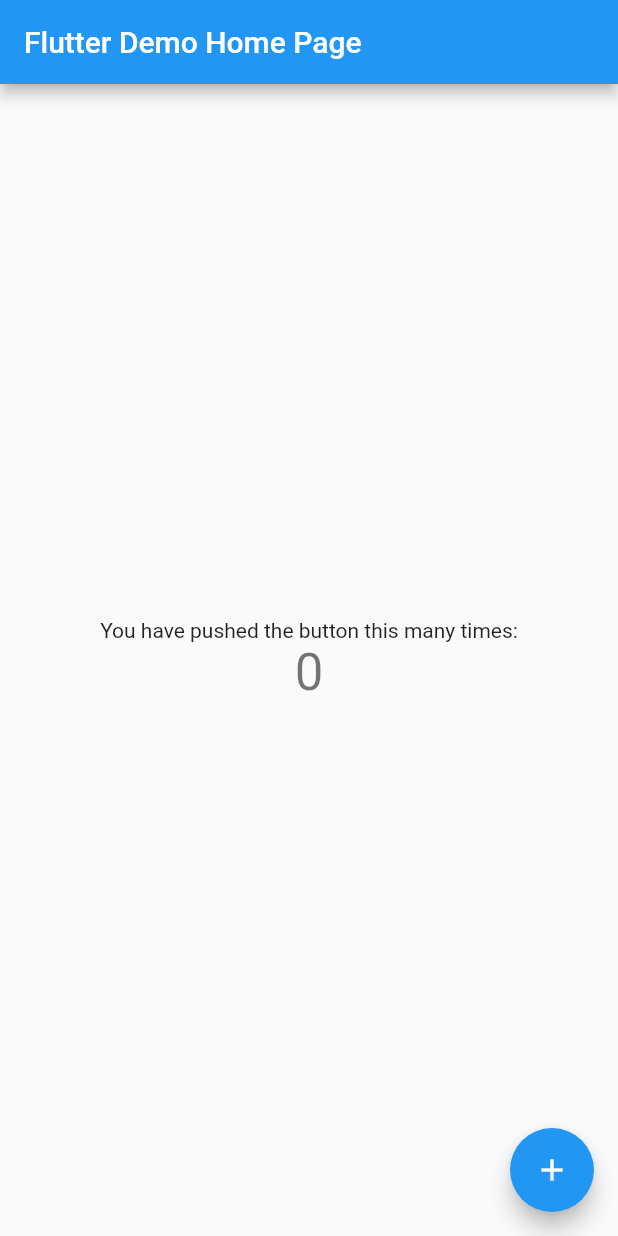
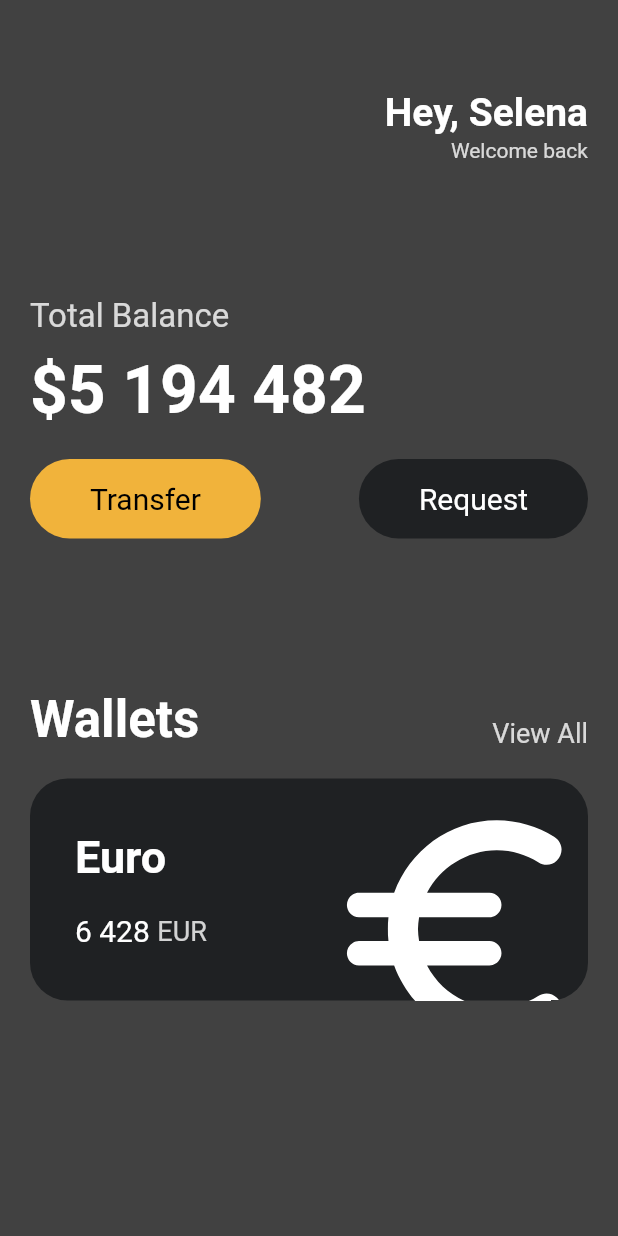
Before and after one commit to yg-0103/flutter-playground, a Flutter app: the screen it shows after launch, on a phone screen of 412 x 824 dp. Run offline on Flutter 3.47's test engine with Material 2 defaults, Android fonts, the phone set to English and light mode, and no system bars.

Commit message:
feat: Add Button Widget

```diff
--- a/toonflix/lib/main.dart
+++ b/toonflix/lib/main.dart
@@ -1,115 +1,175 @@
 import 'package:flutter/material.dart';
+import './widgets/button.dart';
 
 void main() {
-  runApp(const MyApp());
+  runApp(App());
 }
 
-class MyApp extends StatelessWidget {
-  const MyApp({super.key});
-
-  // This widget is the root of your application.
+class App extends StatelessWidget {
   @override
   Widget build(BuildContext context) {
     return MaterialApp(
-      title: 'Flutter Demo',
-      theme: ThemeData(
-        // This is the theme of your application.
-        //
-        // Try running your application with "flutter run". You'll see the
-        // application has a blue toolbar. Then, without quitting the app, try
-        // changing the primarySwatch below to Colors.green and then invoke
-        // "hot reload" (press "r" in the console where you ran "flutter run",
-        // or simply save your changes to "hot reload" in a Flutter IDE).
-        // Notice that the counter didn't reset back to zero; the application
-        // is not restarted.
-        primarySwatch: Colors.blue,
+      home: Scaffold(
+        backgroundColor: const Color.fromRGBO(18, 18, 18, 0.8),
+        body: Padding(
+          padding: const EdgeInsets.symmetric(horizontal: 20),
+          child: Column(
+            crossAxisAlignment: CrossAxisAlignment.start,
+            children: [
+              const SizedBox(
+                height: 60,
+              ),
+              Row(
+                mainAxisAlignment: MainAxisAlignment.end,
+                children: [
+                  Column(
+                    crossAxisAlignment: CrossAxisAlignment.end,
+                    children: const [
+                      Text(
+                        'Hey, Selena',
+                        style: TextStyle(
+                            color: Colors.white,
+                            fontSize: 26,
+                            fontWeight: FontWeight.w600),
+                      ),
+                      SizedBox(
+                        height: 2,
+                      ),
+                      Text('Welcome back',
+                          style: TextStyle(
+                            color: Color.fromRGBO(255, 255, 255, 0.8),
+                          ))
+                    ],
+                  )
+                ],
+              ),
+              const SizedBox(
+                height: 90,
+              ),
+              Text(
+                'Total Balance',
+                style: TextStyle(
+                  color: Colors.white.withOpacity(0.8),
+                  fontSize: 22,
+                ),
+              ),
+              const SizedBox(
+                height: 10,
+              ),
+              const Text(
+                '\$5 194 482',
+                style: TextStyle(
+                  color: Colors.white,
+                  fontWeight: FontWeight.w600,
+                  fontSize: 44,
+                ),
+              ),
+              const SizedBox(
+                height: 20,
+              ),
+              Row(
+                mainAxisAlignment: MainAxisAlignment.spaceBetween,
+                children: const [
+                  Button(
+                    bgColor: Color(0xFFF1b33B),
+                    text: 'Transfer',
+                    textColor: Colors.black,
+                  ),
+                  Button(
+                    bgColor: Color(0xFF1F2123),
+                    text: 'Request',
+                    textColor: Colors.white,
+                  )
+                ],
+              ),
+              const SizedBox(
+                height: 100,
+              ),
+              Row(
+                mainAxisAlignment: MainAxisAlignment.spaceBetween,
+                crossAxisAlignment: CrossAxisAlignment.end,
+                children: [
+                  const Text('Wallets',
+                      style: TextStyle(
+                          color: Colors.white,
+                          fontSize: 34,
+                          fontWeight: FontWeight.w700)),
+                  Text(
+                    'View All',
+                    style: TextStyle(
+                      color: Colors.white.withOpacity(0.8),
+                      fontSize: 18,
+                    ),
+                  ),
+                ],
+              ),
+              const SizedBox(
+                height: 20,
+              ),
+              Container(
+                  clipBehavior: Clip.hardEdge,
+                  decoration: BoxDecoration(
+                    color: const Color(0xFF1F2123),
+                    borderRadius: BorderRadius.circular(25),
+                  ),
+                  child: Padding(
+                    padding: const EdgeInsets.all(30),
+                    child: Row(
+                      mainAxisAlignment: MainAxisAlignment.spaceBetween,
+                      children: [
+                        Column(
+                          crossAxisAlignment: CrossAxisAlignment.start,
+                          children: [
+                            const Text(
+                              'Euro',
+                              style: TextStyle(
+                                color: Colors.white,
+                                fontSize: 30,
+                                fontWeight: FontWeight.w600,
+                              ),
+                            ),
+                            const SizedBox(height: 20),
+                            Row(
+                              children: [
+                                const Text(
+                                  '6 428',
+                                  style: TextStyle(
+                                    color: Colors.white,
+                                    fontSize: 20,
+                                  ),
+                                ),
+                                const SizedBox(
+                                  width: 5,
+                                ),
+                                Text(
+                                  'EUR',
+                                  style: TextStyle(
+                                    color: Colors.white.withOpacity(0.8),
+                                    fontSize: 18,
+                                  ),
+                                ),
+                              ],
+                            )
+                          ],
+                        ),
+                        Transform.scale(
+                          scale: 2.2,
+                          child: Transform.translate(
+                            offset: const Offset(-5, 12),
+                            child: const Icon(
+                              Icons.euro_rounded,
+                              color: Colors.white,
+                              size: 88,
+                            ),
+                          ),
+                        ),
+                      ],
+                    ),
+                  )),
+            ],
+          ),
+        ),
       ),
-      home: const MyHomePage(title: 'Flutter Demo Home Page'),
     );
   }
 }
-
-class MyHomePage extends StatefulWidget {
-  const MyHomePage({super.key, required this.title});
-
-  // This widget is the home page of your application. It is stateful, meaning
-  // that it has a State object (defined below) that contains fields that affect
-  // how it looks.
-
-  // This class is the configuration for the state. It holds the values (in this
-  // case the title) provided by the parent (in this case the App widget) and
-  // used by the build method of the State. Fields in a Widget subclass are
-  // always marked "final".
-
-  final String title;
-
-  @override
-  State<MyHomePage> createState() => _MyHomePageState();
-}
-
-class _MyHomePageState extends State<MyHomePage> {
-  int _counter = 0;
-
-  void _incrementCounter() {
-    setState(() {
-      // This call to setState tells the Flutter framework that something has
-      // changed in this State, which causes it to rerun the build method below
-      // so that the display can reflect the updated values. If we changed
-      // _counter without calling setState(), then the build method would not be
-      // called again, and so nothing would appear to happen.
-      _counter++;
-    });
-  }
-
-  @override
-  Widget build(BuildContext context) {
-    // This method is rerun every time setState is called, for instance as done
-    // by the _incrementCounter method above.
-    //
-    // The Flutter framework has been optimized to make rerunning build methods
-    // fast, so that you can just rebuild anything that needs updating rather
-    // than having to individually change instances of widgets.
-    return Scaffold(
-      appBar: AppBar(
-        // Here we take the value from the MyHomePage object that was created by
-        // the App.build method, and use it to set our appbar title.
-        title: Text(widget.title),
-      ),
-      body: Center(
-        // Center is a layout widget. It takes a single child and positions it
-        // in the middle of the parent.
-        child: Column(
-          // Column is also a layout widget. It takes a list of children and
-          // arranges them vertically. By default, it sizes itself to fit its
-          // children horizontally, and tries to be as tall as its parent.
-          //
-          // Invoke "debug painting" (press "p" in the console, choose the
-          // "Toggle Debug Paint" action from the Flutter Inspector in Android
-          // Studio, or the "Toggle Debug Paint" command in Visual Studio Code)
-          // to see the wireframe for each widget.
-          //
-          // Column has various properties to control how it sizes itself and
-          // how it positions its children. Here we use mainAxisAlignment to
-          // center the children vertically; the main axis here is the vertical
-          // axis because Columns are vertical (the cross axis would be
-          // horizontal).
-          mainAxisAlignment: MainAxisAlignment.center,
-          children: <Widget>[
-            const Text(
-              'You have pushed the button this many times:',
-            ),
-            Text(
-              '$_counter',
-              style: Theme.of(context).textTheme.headline4,
-            ),
-          ],
-        ),
-      ),
-      floatingActionButton: FloatingActionButton(
-        onPressed: _incrementCounter,
-        tooltip: 'Increment',
-        child: const Icon(Icons.add),
-      ), // This trailing comma makes auto-formatting nicer for build methods.
-    );
-  }
-}
--- /dev/null
+++ b/toonflix/lib/widgets/button.dart
@@ -0,0 +1,37 @@
+import 'package:flutter/material.dart';
+
+class Button extends StatelessWidget {
+  final String text;
+  final Color bgColor;
+  final Color textColor;
+
+  const Button({
+    super.key,
+    required this.text,
+    required this.bgColor,
+    required this.textColor,
+  });
+
+  @override
+  Widget build(BuildContext context) {
+    return Container(
+      decoration: BoxDecoration(
+        color: bgColor,
+        borderRadius: BorderRadius.circular(
+          50,
+        ),
+      ),
+      child: Padding(
+        padding: const EdgeInsets.symmetric(
+          horizontal: 40,
+          vertical: 15,
+        ),
+        child: Text(text,
+            style: TextStyle(
+              color: textColor,
+              fontSize: 20,
+            )),
+      ),
+    );
+  }
+}
```
Also changed, not shown: 1 other file.
